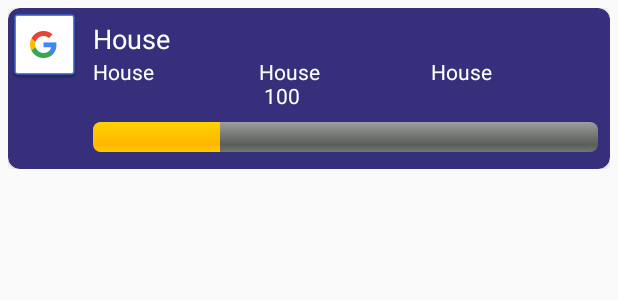
After one commit to ifeadikanwa/Expen, an Android app: the layout entry_item_layout.xml on its own in the app's theme, with its tools: preview values and no code run, on a phone screen of 412 x 824 dp. The commit adds this screen. Shown: the top 300 px of the screen. Run offline under Robolectric (Android 15) with nearby library versions, the phone set to English and light mode, and no system bars.

Commit message:
created entry item layout

```diff
--- a/app/src/main/java/com/example/expen/ExpenseFragment.java
+++ b/app/src/main/java/com/example/expen/ExpenseFragment.java
@@ -2,6 +2,8 @@ package com.example.expen;
 
 import android.os.Bundle;
 
+import androidx.annotation.NonNull;
+import androidx.annotation.Nullable;
 import androidx.fragment.app.Fragment;
 
 import android.view.LayoutInflater;
@@ -61,4 +63,15 @@ public class ExpenseFragment extends Fragment {
         // Inflate the layout for this fragment
         return inflater.inflate(R.layout.fragment_expense, container, false);
     }
+
+    @Override
+    public void onViewCreated(@NonNull View view, @Nullable Bundle savedInstanceState) {
+        super.onViewCreated(view, savedInstanceState);
+
+        //set up the recyclerview
+        setupRecyclerview();
+    }
+
+    private void setupRecyclerview() {
+    }
 }
--- /dev/null
+++ b/app/src/main/res/layout/entry_item_layout.xml
@@ -0,0 +1,88 @@
+<?xml version="1.0" encoding="utf-8"?>
+<LinearLayout xmlns:android="http://schemas.android.com/apk/res/android"
+    android:layout_width="match_parent"
+    android:layout_height="wrap_content"
+    xmlns:app="http://schemas.android.com/apk/res-auto"
+    android:orientation="horizontal"
+    android:padding="5dp">
+
+    <androidx.cardview.widget.CardView
+        android:layout_width="match_parent"
+        android:layout_height="wrap_content"
+        app:cardBackgroundColor="@color/light_blue"
+        app:cardCornerRadius="8dp"
+        android:padding="8dp">
+
+        <LinearLayout
+            android:layout_width="match_parent"
+            android:layout_height="wrap_content"
+            android:orientation="horizontal">
+
+            <ImageView
+                android:id="@+id/category_img"
+                android:layout_width="wrap_content"
+                android:layout_height="wrap_content"
+                android:src="@drawable/common_google_signin_btn_icon_dark"/>
+
+            <LinearLayout
+                android:layout_width="match_parent"
+                android:layout_height="wrap_content"
+                android:padding="8dp"
+                android:orientation="vertical">
+
+                <TextView
+                    android:id="@+id/category_txt"
+                    android:layout_width="wrap_content"
+                    android:layout_height="wrap_content"
+                    android:textSize="18sp"
+                    android:textColor="@color/white"
+                    android:text="House" />
+
+                <LinearLayout
+                    android:layout_width="match_parent"
+                    android:layout_height="wrap_content"
+                    android:orientation="horizontal"
+                    android:layout_marginBottom="8dp">
+
+                    <TextView
+                        android:id="@+id/budget_txt"
+                        android:layout_width="wrap_content"
+                        android:layout_height="wrap_content"
+                        android:layout_weight="1"
+                        android:textColor="@color/white"
+                        android:text="House" />
+
+                    <TextView
+                        android:id="@+id/spent_txt"
+                        android:layout_width="wrap_content"
+                        android:layout_height="wrap_content"
+                        android:layout_weight="1"
+                        android:textColor="@color/white"
+                        android:text="House \n 100" />
+
+                    <TextView
+                        android:id="@+id/remaining_txt"
+                        android:layout_width="wrap_content"
+                        android:layout_height="wrap_content"
+                        android:layout_weight="1"
+                        android:textColor="@color/white"
+                        android:text="House" />
+
+                </LinearLayout>
+
+                <ProgressBar
+                    android:id="@+id/budget_progress_bar"
+                    android:layout_width="match_parent"
+                    android:layout_height="wrap_content"
+                    style="@android:style/Widget.ProgressBar.Horizontal"
+                    android:progress="25"
+                    android:layout_marginBottom="3dp"/>
+
+            </LinearLayout>
+        </LinearLayout>
+
+
+    </androidx.cardview.widget.CardView>
+
+
+</LinearLayout>
--- a/app/src/main/res/layout/fragment_expense.xml
+++ b/app/src/main/res/layout/fragment_expense.xml
@@ -6,9 +6,9 @@
     tools:context=".ExpenseFragment">
 
     <!-- TODO: Update blank fragment layout -->
-    <TextView
+    <androidx.recyclerview.widget.RecyclerView
+        android:id="@+id/expense_recyclerview"
         android:layout_width="match_parent"
-        android:layout_height="match_parent"
-        android:text="expense" />
+        android:layout_height="match_parent" />
 
 </FrameLayout>
```
